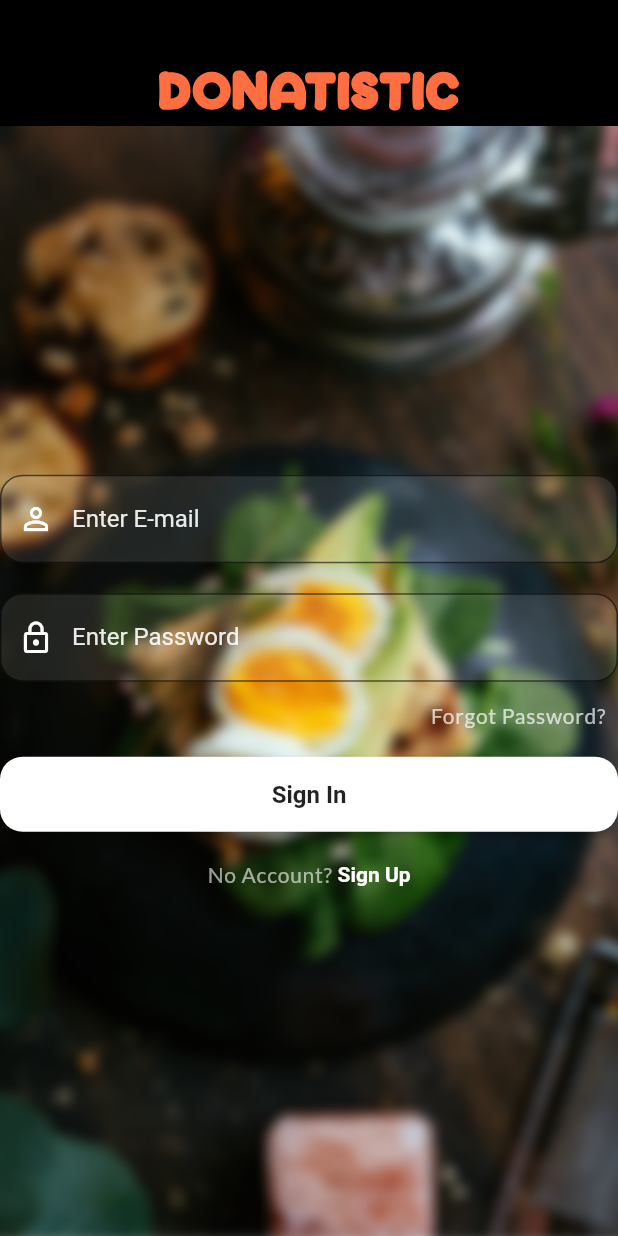
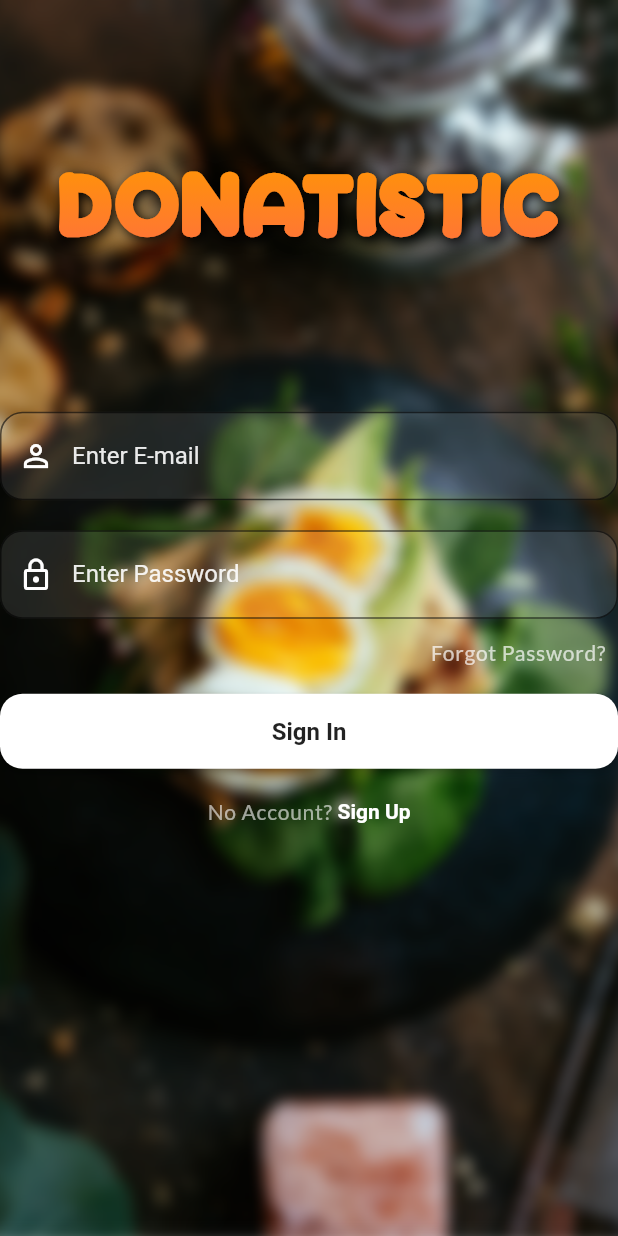
Before and after one commit to Luxurate/Excess_Food_Doantion-App, a Flutter app: the screen it shows after launch, on a phone screen of 412 x 824 dp. Run offline on Flutter 3.47's test engine with Material 2 defaults, Android fonts, the phone set to English and light mode, and no system bars; our stand-ins replace cloud_firestore, firebase_auth, firebase_core, firebase_storage, fluttertoast, google_fonts and 4 more; accounts and stored records are empty; project files that could hold a hidden picture were left out.

Commit message:
UI changes

```diff
--- a/lib/reusable_widgets/reusable_widget.dart
+++ b/lib/reusable_widgets/reusable_widget.dart
@@ -59,7 +59,7 @@
       style: ButtonStyle(
           backgroundColor: MaterialStateProperty.resolveWith((states) {
             if (states.contains(MaterialState.pressed)) {
-              return Colors.deepOrangeAccent;
+              return Colors.orange;
             }
             return Colors.white;
           }),
--- a/lib/screens/signin_screen.dart
+++ b/lib/screens/signin_screen.dart
@@ -26,20 +26,6 @@
 
       body: Column(
         children: [
-          Container(
-            alignment: Alignment.center,
-            padding: EdgeInsets.only(top: 39, bottom: 1),
-            color: Colors.black,
-            child: Text(
-              'DONATISTIC',
-              style: TextStyle(
-                color: Colors.deepOrangeAccent,
-                fontFamily: 'Schyler',
-                fontSize: 30,
-                fontWeight: FontWeight.bold,
-              ),
-            ),
-          ),
 
 
           Expanded(
@@ -51,6 +37,40 @@
                     fit: BoxFit.cover,
                   ),
                 ),
+                Positioned.fill(
+                  child: Container(
+                    alignment: Alignment.topCenter,
+                    padding: EdgeInsets.only(top: 100),
+                    child: ShaderMask(
+                      shaderCallback: (bounds) => LinearGradient(
+                        colors: [Colors.orange, Colors.deepOrangeAccent],
+                        begin: Alignment.topCenter,
+                        end: Alignment.bottomCenter,
+                        stops: [0.0, 1.0],
+                      ).createShader(bounds),
+                      child: Text(
+                        'DONATISTIC',
+                        style: TextStyle(
+                          color: Colors.white,
+                          fontFamily: 'Schyler',
+                          fontSize: 50,
+                          fontWeight: FontWeight.bold,
+                          shadows: [
+                            Shadow(
+                              blurRadius: 10,
+                              color: Colors.black,
+                              offset: Offset(2, 2),
+                            ),
+                          ],
+                        ),
+                      ),
+                    ),
+                  ),
+                ),
+
+
+
+
                 Column(
                   mainAxisAlignment: MainAxisAlignment.center,
                   children: [
```
Also changed, not shown: assets/food-donation.png (added), assets/food-donation1.png (added).
